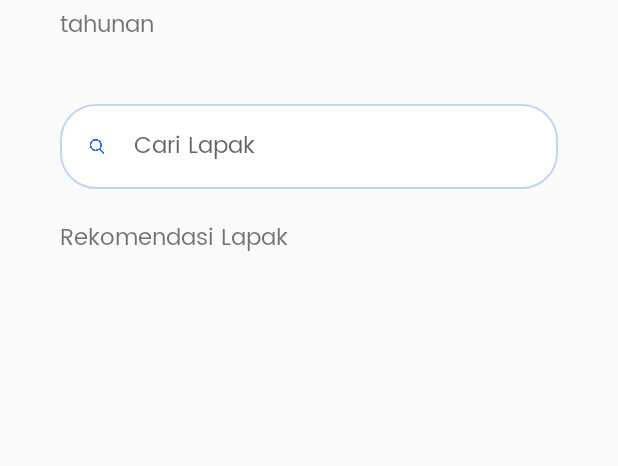
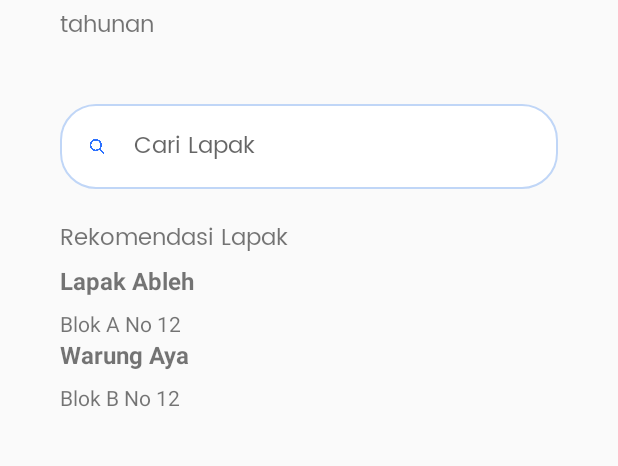
Before and after one commit to anekoinda/tubes-progmob, an Android app: the screen it shows after launch (SearchLapak), after a tap on "MASUK", on a phone screen of 412 x 824 dp, the part 167-633 px from its top. Run offline under Robolectric (Android 15) with nearby library versions, the phone set to English and light mode, and no system bars.

Commit message:
fix recycle view in search lapak

```diff
--- a/app/build.gradle
+++ b/app/build.gradle
@@ -37,7 +37,6 @@ dependencies {
     androidTestImplementation 'androidx.test.ext:junit:1.1.2'
     androidTestImplementation 'androidx.test.espresso:espresso-core:3.3.0'
     implementation "androidx.recyclerview:recyclerview:1.1.0"
-    // For control over item selection of both touch and mouse driven selection
     implementation "androidx.recyclerview:recyclerview-selection:1.1.0"
     implementation "androidx.cardview:cardview:1.0.0"
 }
--- /dev/null
+++ b/app/src/main/java/id/aryad/sipasar/DataLapak.java
@@ -0,0 +1,20 @@
+package id.aryad.sipasar;
+
+import java.util.ArrayList;
+
+public class DataLapak {
+    public static String[][] data = new String[][]{
+            {"Lapak Ableh", "Blok A No 12"},
+            {"Warung Aya", "Blok B No 12"}
+    };
+    public static ArrayList<Lapak> getListData(){
+        ArrayList<Lapak> list = new ArrayList<>();
+        for (String[] aData : data) {
+            Lapak lapak = new Lapak();
+            lapak.setNama_lapak(aData[0]);
+            lapak.setLokasi(aData[1]);
+            list.add(lapak);
+        }
+        return list;
+    }
+}
--- /dev/null
+++ b/app/src/main/java/id/aryad/sipasar/Lapak.java
@@ -0,0 +1,22 @@
+package id.aryad.sipasar;
+
+public class Lapak {
+    public String getNama_lapak() {
+        return nama_lapak;
+    }
+
+    public void setNama_lapak(String nama_lapak) {
+        this.nama_lapak = nama_lapak;
+    }
+
+    public String getLokasi() {
+        return lokasi;
+    }
+
+    public void setLokasi(String lokasi) {
+        this.lokasi = lokasi;
+    }
+
+    private String nama_lapak;
+    private String lokasi;
+}
--- /dev/null
+++ b/app/src/main/java/id/aryad/sipasar/ListLapakAdapter.java
@@ -0,0 +1,67 @@
+package id.aryad.sipasar;
+
+import android.content.Context;
+import android.view.LayoutInflater;
+import android.view.View;
+import android.view.ViewGroup;
+import android.widget.TextView;
+
+import androidx.annotation.NonNull;
+import androidx.recyclerview.widget.RecyclerView;
+
+import java.util.ArrayList;
+
+public class ListLapakAdapter extends RecyclerView.Adapter<ListLapakAdapter.ListViewHolder> {
+    Context context;
+    private ArrayList<Lapak> listLapak;
+
+    public ListLapakAdapter(ArrayList<Lapak> list) {
+        this.context = context;
+        this.listLapak = list;
+    }
+
+    private OnItemClickCallback onItemClickCallback;
+
+
+    public void setOnItemClickCallback(OnItemClickCallback onItemClickCallback) {
+        this.onItemClickCallback = onItemClickCallback;
+    }
+
+    @NonNull
+    @Override
+    public ListViewHolder onCreateViewHolder(@NonNull ViewGroup viewGroup, int viewType) {
+        View view = LayoutInflater.from(viewGroup.getContext()).inflate(R.layout.item_row_lapak, viewGroup, false);
+        return new ListViewHolder(view);
+    }
+
+    @Override
+    public void onBindViewHolder(@NonNull ListViewHolder holder, int position) {
+        Lapak lapak = listLapak.get(position);
+        holder.tvName.setText(lapak.getNama_lapak());
+        holder.tvFrom.setText(lapak.getLokasi());
+        holder.itemView.setOnClickListener(new View.OnClickListener(){
+            @Override
+            public void onClick(View v) {
+                onItemClickCallback.onItemClicked(listLapak.get(holder.getAdapterPosition()));
+            }
+        });
+        }
+
+    @Override
+    public int getItemCount() {
+        return listLapak.size();
+    }
+
+    public interface OnItemClickCallback {
+        void onItemClicked(Lapak data);
+    }
+
+    public class ListViewHolder extends RecyclerView.ViewHolder {
+        TextView tvName, tvFrom;
+        ListViewHolder(View itemView) {
+            super(itemView);
+            tvName = itemView.findViewById(R.id.tv_item_name);
+            tvFrom = itemView.findViewById(R.id.tv_item_from);
+        }
+    }
+}
--- a/app/src/main/java/id/aryad/sipasar/SearchLapak.java
+++ b/app/src/main/java/id/aryad/sipasar/SearchLapak.java
@@ -1,17 +1,44 @@
 package id.aryad.sipasar;
 
 import androidx.appcompat.app.AppCompatActivity;
+import androidx.recyclerview.widget.LinearLayoutManager;
 import androidx.recyclerview.widget.RecyclerView;
 
 import android.os.Bundle;
+import android.widget.Toast;
 
 import java.util.ArrayList;
 
 public class SearchLapak extends AppCompatActivity {
+    private RecyclerView rvLapak;
+    private ArrayList<Lapak> list = new ArrayList<>();
+
     @Override
     protected void onCreate(Bundle savedInstanceState) {
         super.onCreate(savedInstanceState);
         setContentView(R.layout.activity_search_lapak);
 
+        rvLapak = findViewById(R.id.rv_lapak);
+        rvLapak.setHasFixedSize(true);
+
+        list.addAll(DataLapak.getListData());
+        showRecyclerList();
+    }
+
+    private void showRecyclerList(){
+        ListLapakAdapter listLapakAdapter = new ListLapakAdapter(list);
+        rvLapak.setAdapter(listLapakAdapter);
+        rvLapak.setLayoutManager(new LinearLayoutManager(this));
+
+        listLapakAdapter.setOnItemClickCallback(new ListLapakAdapter.OnItemClickCallback() {
+            @Override
+            public void onItemClicked(Lapak data) {
+                showSelectedLapak(data);
+            }
+        });
+    }
+
+    private void showSelectedLapak(Lapak lapak) {
+        Toast.makeText(this, "Kamu memilih " + lapak.getNama_lapak(), Toast.LENGTH_SHORT).show();
     }
 }
--- a/app/src/main/res/layout/activity_search_lapak.xml
+++ b/app/src/main/res/layout/activity_search_lapak.xml
@@ -84,10 +84,11 @@
                 android:textSize="15sp"/>
 
             <androidx.recyclerview.widget.RecyclerView
-                android:id="@+id/recycler_view"
+                android:id="@+id/rv_lapak"
                 android:layout_marginTop="50dp"
                 android:layout_width="match_parent"
-                android:layout_height="match_parent">
+                android:layout_height="match_parent"
+                tools:listitem="@layout/item_row_lapak">
 
             </androidx.recyclerview.widget.RecyclerView>
         </RelativeLayout>
--- /dev/null
+++ b/app/src/main/res/layout/item_row_lapak.xml
@@ -0,0 +1,30 @@
+<?xml version="1.0" encoding="utf-8"?>
+<RelativeLayout xmlns:android="http://schemas.android.com/apk/res/android"
+    android:layout_width="match_parent"
+    android:layout_height="wrap_content"
+    xmlns:tools="http://schemas.android.com/tools"
+    android:orientation="horizontal">
+
+    <LinearLayout
+        android:layout_width="match_parent"
+        android:layout_height="wrap_content"
+        android:layout_centerVertical="true"
+        android:orientation="vertical">
+        <TextView
+            android:id="@+id/tv_item_name"
+            android:layout_width="match_parent"
+            android:layout_height="wrap_content"
+            android:layout_marginBottom="8dp"
+            android:textSize="16sp"
+            android:textStyle="bold"
+            tools:text="@string/nama_lapak" />
+        <TextView
+            android:id="@+id/tv_item_from"
+            android:layout_width="match_parent"
+            android:layout_height="wrap_content"
+            android:ellipsize="end"
+            android:maxLines="2"
+            tools:text="@string/lokasi" />
+    </LinearLayout>
+
+</RelativeLayout>
--- a/app/src/main/res/values/strings.xml
+++ b/app/src/main/res/values/strings.xml
@@ -1,3 +1,7 @@
 <resources>
     <string name="app_name">Pembayaran Kontrak Tahunan Lapak</string>
+    <string name="nama_lapak">Nama Lapak</string>
+    <string name="lokasi">Lokasi</string>
+    <string name="pemilik">Pemilik</string>
+    <string name="tunggakan">Tunggakan</string>
 </resources>
```
